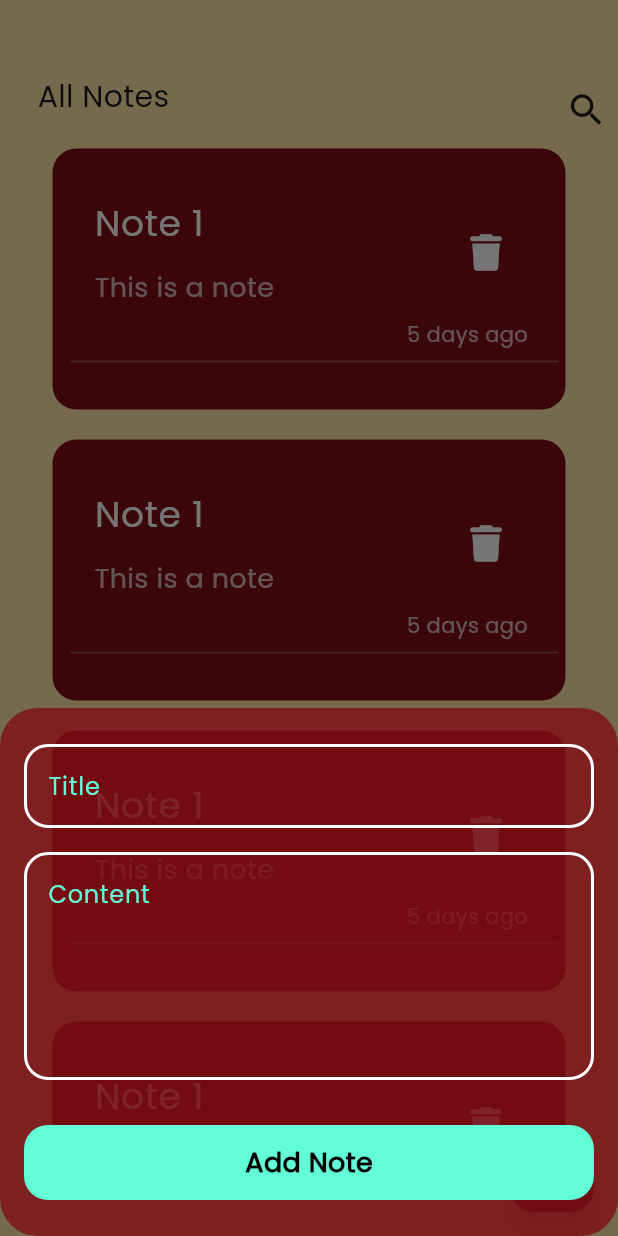
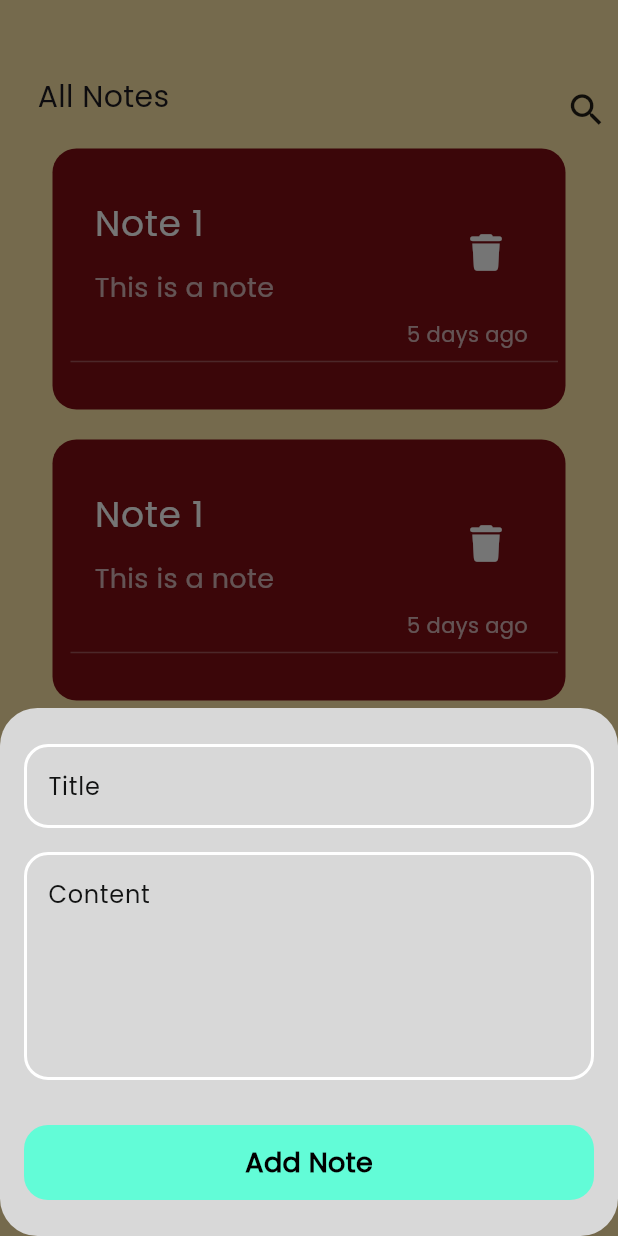
Before and after one commit to ahmedfarghaly47/MyNotes, a Flutter app: the screen it shows after launch, after a tap on the "add" icon, on a phone screen of 412 x 824 dp. Run offline on Flutter 3.47's test engine with Material 3 defaults, Android fonts, the phone set to English and light mode, and no system bars; our stand-ins replace font_awesome_flutter, hive, hive_flutter; accounts and stored records are empty.

```diff
--- a/lib/constants.dart
+++ b/lib/constants.dart
@@ -7,9 +7,12 @@ class Global {
   static const String appVersion = '1.0.0';
 }
 
-const textFieldColior = Color(0xFF62FCD7);
+// const textFieldColior = Color(0xFF62FCD7);
+const textFieldColior = Color.fromARGB(255, 18, 19, 19);
+const buttonColior = Color(0xFF62FCD7);
 const primaryColor = Color.fromARGB(255, 100, 13, 20);
 const secondaryColor = Color.fromARGB(255, 128, 14, 19);
 const backColor = Color.fromARGB(255, 255, 230, 167);
+const buttomSheetColor = Color.fromARGB(255, 216, 216, 216);
 
 const notesBox = 'note_box';
--- a/lib/views/notes_view.dart
+++ b/lib/views/notes_view.dart
@@ -15,7 +15,7 @@ class NotesView extends StatelessWidget {
               shape: RoundedRectangleBorder(
                 borderRadius: BorderRadius.circular(25),
               ),
-              backgroundColor: secondaryColor.withValues(alpha: 0.8),
+              backgroundColor: buttomSheetColor,
               context: context,
               builder: (context) {
                 return AddNoteButtomSheet();
--- a/lib/widgets/add_note_button_sheet.dart
+++ b/lib/widgets/add_note_button_sheet.dart
@@ -10,20 +10,58 @@ class AddNoteButtomSheet extends StatelessWidget {
     return Padding(
       padding: const EdgeInsets.symmetric(horizontal: 16, vertical: 24),
       child: SingleChildScrollView(
+        child: AddNoteForm(),
+      ),
+    );
+  }
+}
+
+class AddNoteForm extends StatefulWidget {
+  const AddNoteForm({
+    super.key,
+  });
+
+  @override
+  State<AddNoteForm> createState() => _AddNoteFormState();
+}
+
+class _AddNoteFormState extends State<AddNoteForm> {
+  final GlobalKey<FormState> formKey = GlobalKey();
+  AutovalidateMode autovalidateMode = AutovalidateMode.disabled;
+  String? title, content;
+  @override
+  Widget build(BuildContext context) {
+    return Form(
+      key: formKey,
+      autovalidateMode: autovalidateMode,
       child: Column(
         children: [
           CustomInputTextField(
+            onSaved: (value) {
+              title = value;
+            },
             hintText: 'Title',
           ),
           const SizedBox(height: 16),
           CustomInputTextField(
+            onSaved: (value) {
+              content = value;
+            },
             hintText: 'Content',
             maxLines: 5,
           ),
           const SizedBox(height: 30),
-            ButtonFullWidth(),
+          ButtonFullWidth(
+            onTap: () {
+              if (formKey.currentState!.validate()) {
+                formKey.currentState!.save();
+              } else {
+                autovalidateMode = AutovalidateMode.always;
+                setState(() {});
+              }
+            },
+          ),
         ],
-        ),
       ),
     );
   }
--- a/lib/widgets/button_full_width.dart
+++ b/lib/widgets/button_full_width.dart
@@ -2,15 +2,19 @@ import 'package:flutter/material.dart';
 import 'package:mynotes/constants.dart';
 
 class ButtonFullWidth extends StatelessWidget {
-  const ButtonFullWidth({super.key});
+  const ButtonFullWidth({super.key, this.onTap});
+
+  final void Function()? onTap;
 
   @override
   Widget build(BuildContext context) {
-    return Container(
+    return GestureDetector(
+      onTap: onTap,
+      child: Container(
         width: MediaQuery.of(context).size.width,
         height: 50,
         decoration: BoxDecoration(
-          color: textFieldColior, borderRadius: BorderRadius.circular(16)),
+            color: buttonColior, borderRadius: BorderRadius.circular(16)),
         child: Center(
           child: Text(
             'Add Note',
@@ -18,6 +22,7 @@ class ButtonFullWidth extends StatelessWidget {
                 color: Colors.black, fontSize: 18, fontWeight: FontWeight.bold),
           ),
         ),
+      ),
     );
   }
 }
--- a/lib/widgets/custom_input_text_field.dart
+++ b/lib/widgets/custom_input_text_field.dart
@@ -6,15 +6,32 @@ class CustomInputTextField extends StatelessWidget {
       {super.key,
       required this.hintText,
       this.maxLines = 1,
-      this.obscureText = false});
+      this.obscureText = false,
+      this.onSaved});
 
   final String hintText;
   final int maxLines;
   final bool obscureText;
 
+  final void Function(String?)? onSaved;
+
   @override
   Widget build(BuildContext context) {
-    return TextField(
+    return TextFormField(
+      onSaved: onSaved,
+      // validator: (value) =>
+      //     value == null || value.isEmpty ? 'Enter $hintText' : null,
+      // validator: (value) {
+      //   if (value == null || value.isEmpty) {
+      //     return 'Enter $hintText';
+      //   }
+      // },
+      validator: (value) {
+        if (value?.isEmpty ?? true) {
+          return 'Enter $hintText';
+        }
+        return null;
+      },
       cursorColor: textFieldColior,
       maxLines: maxLines,
       decoration: InputDecoration(
```
Lines whose indentation alone changed are shown as unchanged.
